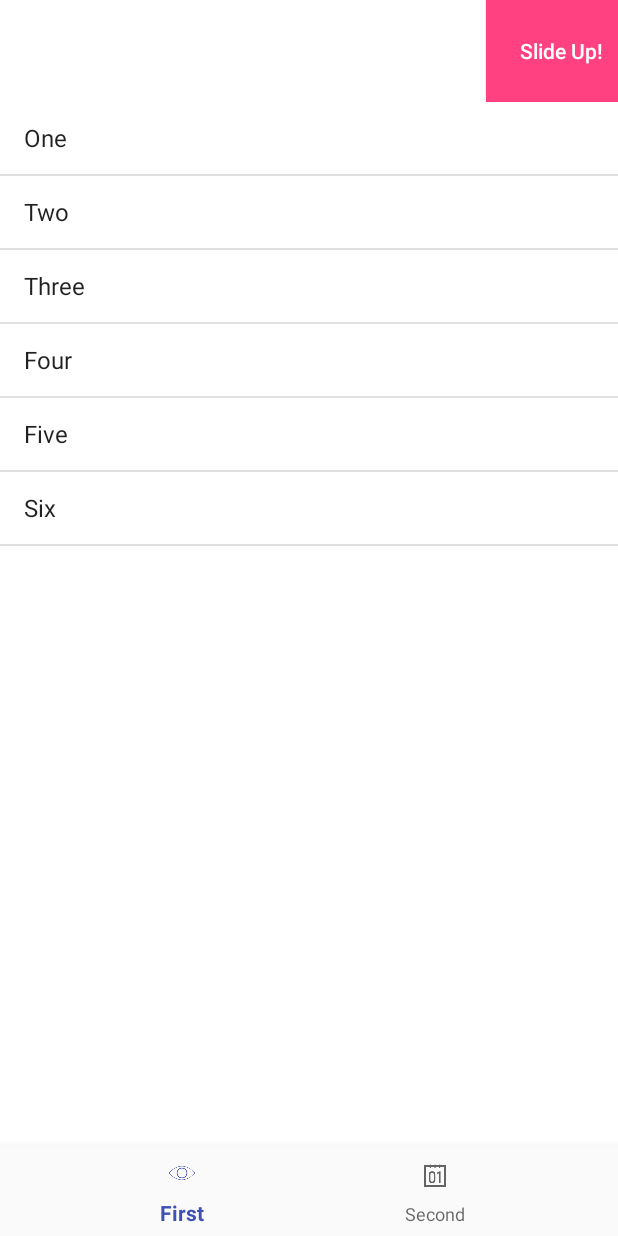
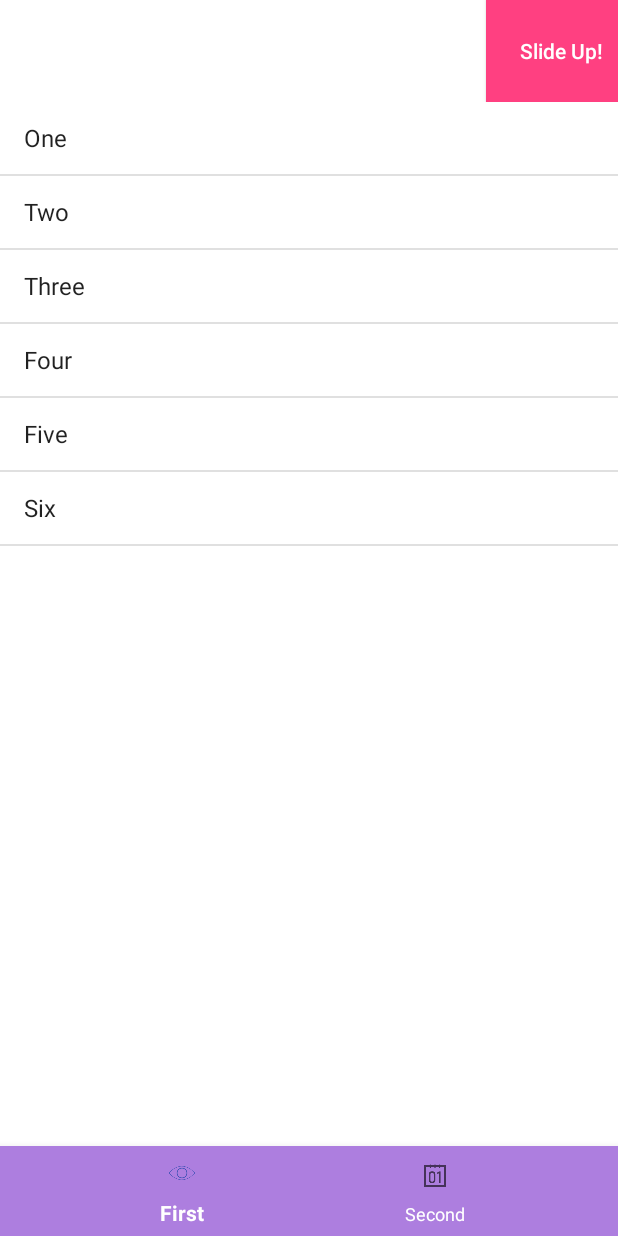
Before and after one commit to karatasemre/SlideUpExample, an Android app: the screen it shows after launch (MainActivity), on a phone screen of 412 x 824 dp. Run offline under Robolectric (Android 15) with nearby library versions, the phone set to English and light mode, and no system bars; libraries missing offline, so code that uses them is left out: com.sothree.slidinguppanel; plain views replace SlidingUpPanelLayout; 3 statements that could not run were skipped.

Commit message:
design fx

```diff
--- a/app/src/main/res/layout/activity_main.xml
+++ b/app/src/main/res/layout/activity_main.xml
@@ -86,7 +86,8 @@
         android:layout_width="match_parent"
         android:layout_height="60dp"
         android:layout_alignParentBottom="true"
-        android:background="?android:attr/windowBackground"
+        app:itemTextColor="#fff"
+        android:background="#ad7edf"
         app:menu="@menu/navigation" />
 
 </RelativeLayout>
```
